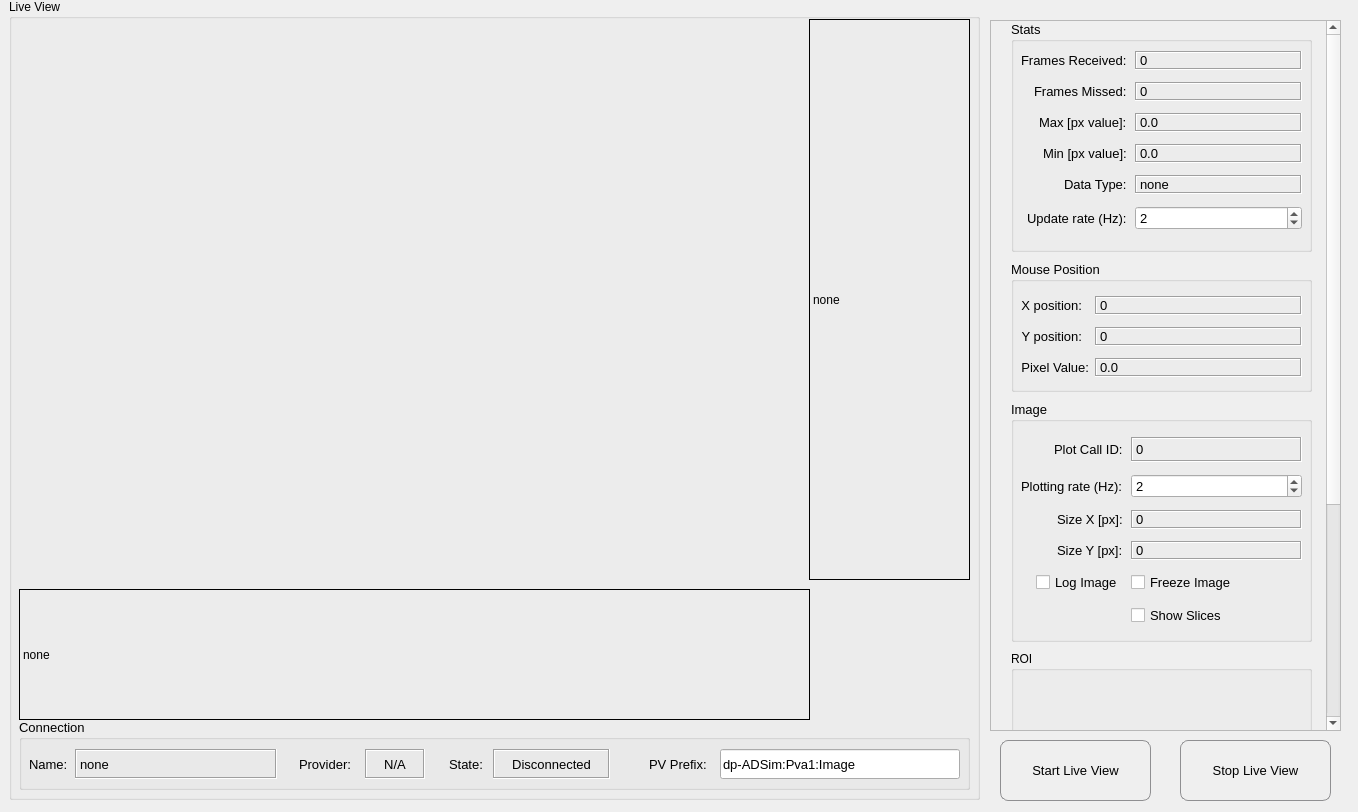
AdvancedPhotonSource/DashPVA, file gui/imageshow.ui: the form before one commit.
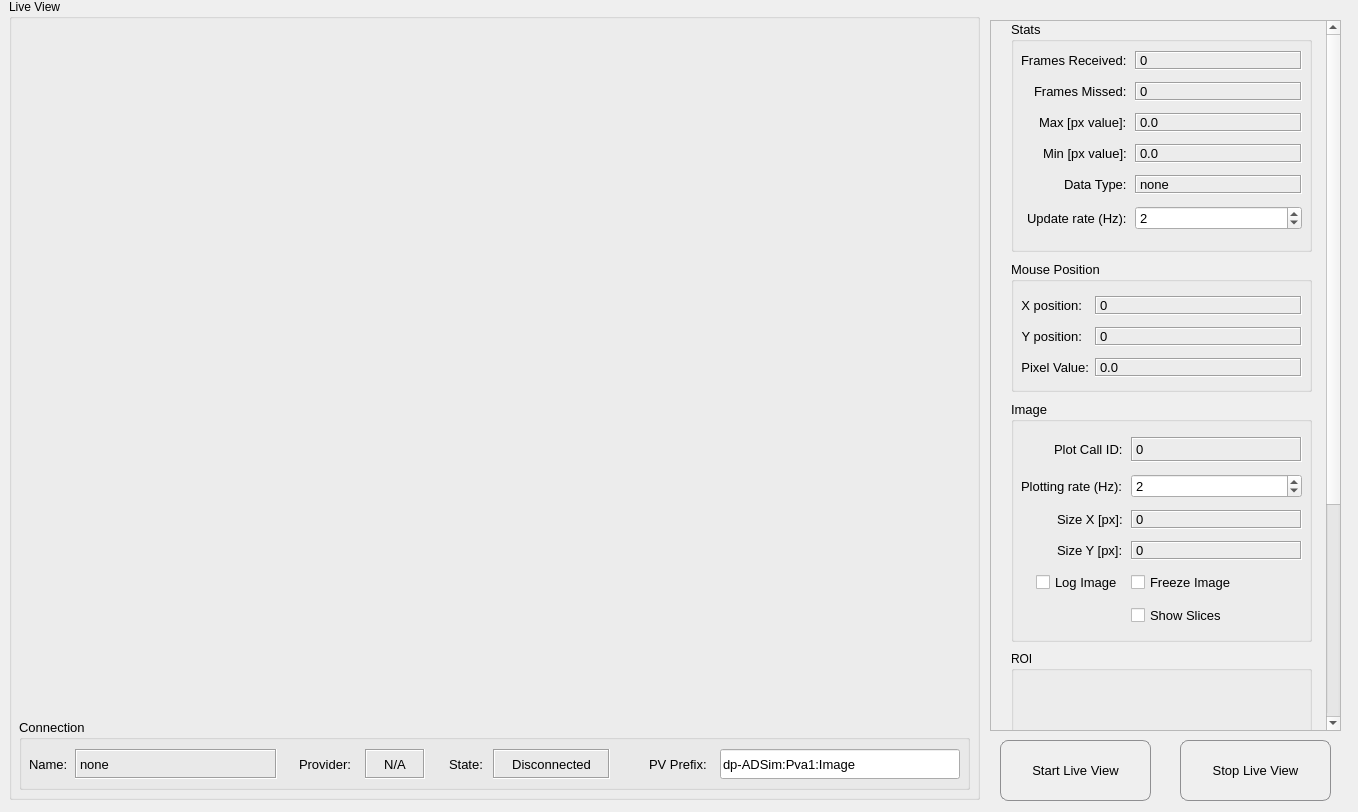
The form after the commit.

Commit message: horiztonal and vertical averages now appear, Image View is now done programatically and not in Designer, Added HPC Collector file needed

The edit to the form file:
```diff
--- a/gui/imageshow.ui
+++ b/gui/imageshow.ui
@@ -352,45 +352,13 @@
       </layout>
      </widget>
     </widget>
-    <widget class="QLabel" name="img_view_vertical">
-     <property name="geometry">
-      <rect>
-       <x>800</x>
-       <y>20</y>
-       <width>161</width>
-       <height>561</height>
-      </rect>
-     </property>
-     <property name="frameShape">
-      <enum>QFrame::Box</enum>
-     </property>
-     <property name="text">
-      <string>none</string>
-     </property>
-    </widget>
-    <widget class="QLabel" name="img_view_horizonal">
-     <property name="geometry">
-      <rect>
-       <x>10</x>
-       <y>590</y>
-       <width>791</width>
-       <height>131</height>
-      </rect>
-     </property>
-     <property name="frameShape">
-      <enum>QFrame::Box</enum>
-     </property>
-     <property name="text">
-      <string>none</string>
-     </property>
-    </widget>
     <widget class="QWidget" name="gridLayoutWidget_2">
      <property name="geometry">
       <rect>
        <x>10</x>
        <y>30</y>
-       <width>791</width>
-       <height>561</height>
+       <width>941</width>
+       <height>681</height>
       </rect>
      </property>
      <layout class="QGridLayout" name="viewer_layout"/>
```
The commit also changes 3 other files.
